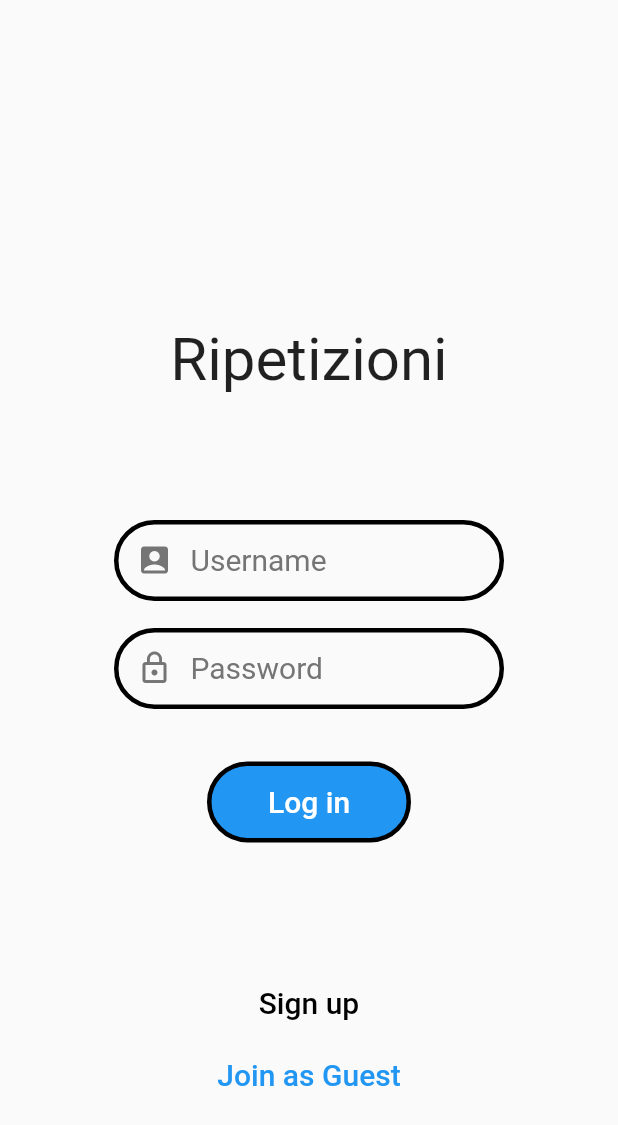
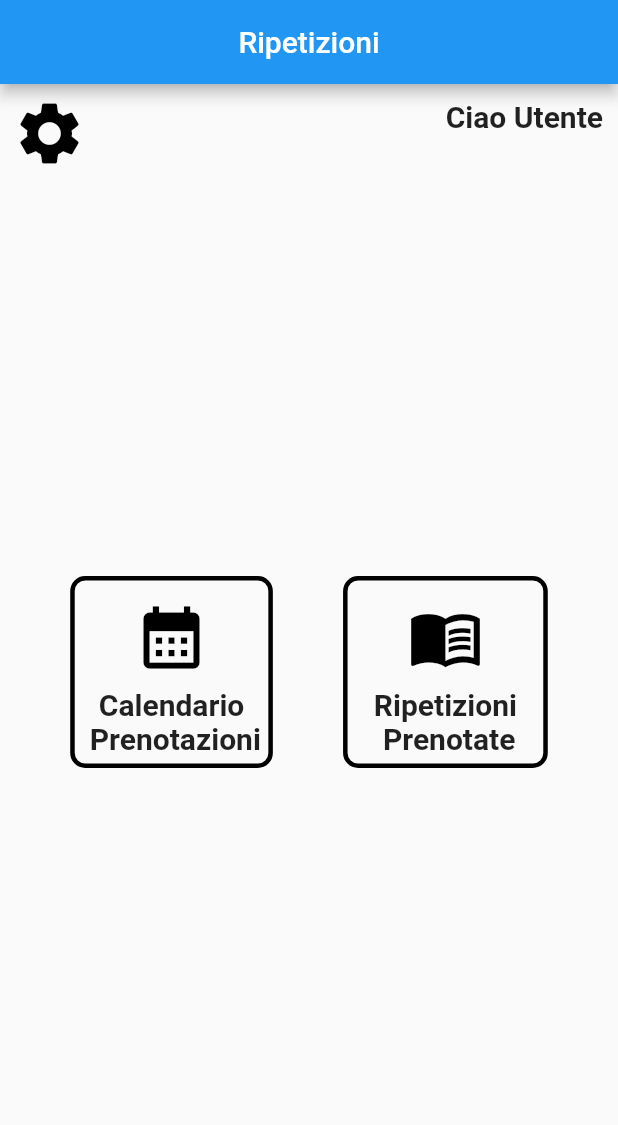
Before and after one commit to fededige/RipetizioniAndroid, a Flutter app: the screen it shows after launch, on a phone screen of 412 x 824 dp. Shown: the top 1125 px of the screen. Run offline on Flutter 3.47's test engine with Material 2 defaults, Android fonts, the phone set to English and light mode, and no system bars; Roboto replaces fonts that are missing (EncodeSans).

Commit message:
homeUtente, homeOspite, registrazione pages added, login password visibility changed

```diff
--- /dev/null
+++ b/lib/pagine/homeUtente.dart
@@ -0,0 +1,130 @@
+import 'package:flutter/material.dart';
+
+class PaginaHomeUtente extends StatefulWidget {
+  @override
+  State<PaginaHomeUtente> createState() => _PaginaHomeUtenteState();
+}
+
+class _PaginaHomeUtenteState extends State<PaginaHomeUtente> {
+  @override
+  Widget build(BuildContext context) {
+    return Scaffold(
+        appBar: AppBar(
+          centerTitle: true,
+          backgroundColor: Colors.blue,
+          title: const Text(
+            'Ripetizioni',
+          ),
+        ),
+        body: Column(
+          mainAxisAlignment: MainAxisAlignment.spaceBetween,
+          children: <Widget>[
+            Row(
+              mainAxisAlignment: MainAxisAlignment.spaceBetween,
+              crossAxisAlignment: CrossAxisAlignment.start,
+              children: const <Widget>[
+                IconButton(
+                  onPressed: null,
+                  iconSize: 50.0,
+                  icon: Icon(
+                    color: Colors.black,
+                    Icons.settings,
+                  ),
+                ),
+                Padding(
+                  padding: EdgeInsets.fromLTRB(0.0, 10.0, 10.0, 0),
+                  child: Text(
+                    style: TextStyle(
+                      fontWeight: FontWeight.bold,
+                      fontSize: 20.0,
+                    ),
+                    "Ciao Utente", //variabile
+                  ),
+                ),
+              ],
+            ),
+            Row(
+              mainAxisAlignment: MainAxisAlignment.spaceEvenly,
+              children: <Widget>[
+                Container(
+                    decoration: BoxDecoration(
+                      shape: BoxShape.rectangle,
+                      borderRadius: BorderRadius.all(Radius.circular(10.0)),
+                      border: Border.all(
+                        color: Colors.black,
+                        width: 3.0,
+                      ),
+                    ),
+                    child: Padding(
+                      padding: const EdgeInsets.all(5.0),
+                      child: Column(
+                        children: const <Widget>[
+                          IconButton(
+                            iconSize: 50.0,
+                            icon: Icon(
+                              color: Colors.black,
+                              Icons.calendar_month,
+                            ),
+                            onPressed: null,
+                          ),
+                          Padding(
+                            padding: EdgeInsets.fromLTRB(0.0, 0.0, 0.0, 0.0),
+                            child: Text(
+                              style: TextStyle(
+                                fontWeight: FontWeight.bold,
+                                fontSize: 20.0,
+                              ),
+                              'Calendario \n Prenotazioni',
+                              textAlign: TextAlign.center,
+                            ),
+                          ),
+                        ],
+                      ),
+                    )
+                ),
+                Container(
+                    decoration: BoxDecoration(
+                      shape: BoxShape.rectangle,
+                      borderRadius: BorderRadius.all(Radius.circular(10.0)),
+                      border: Border.all(
+                        color: Colors.black,
+                        width: 3.0,
+                      ),
+                    ),
+                    child: Padding(
+                      padding: const EdgeInsets.fromLTRB(15.0, 5.0, 15.0, 5.0),
+                      child: Column(
+                        children: const <Widget>[
+                          IconButton(
+                            iconSize: 50.0,
+                            icon: Icon(
+                              color: Colors.black,
+                              Icons.menu_book,
+                            ),
+                            onPressed: null,
+                          ),
+                          Padding(
+                            padding: EdgeInsets.fromLTRB(0.0, 0.0, 0.0, 0.0),
+                            child: Text(
+                              style: TextStyle(
+                                fontWeight: FontWeight.bold,
+                                fontSize: 20.0,
+                              ),
+                              'Ripetizioni \n Prenotate',
+                              textAlign: TextAlign.center,
+                            ),
+                          ),
+                        ],
+                      ),
+                    )
+                ),
+              ],
+            ),
+            const SizedBox(
+              height: 50,
+            ),
+          ],
+        )
+    );
+  }
+}
```
Also changed, not shown: lib/main.dart (+7 -1 lines), lib/pagine/homeOspite.dart (added, +88 -0 lines), lib/pagine/login.dart (+13 -0 lines), lib/pagine/registrazione.dart (added, +180 -0 lines).
